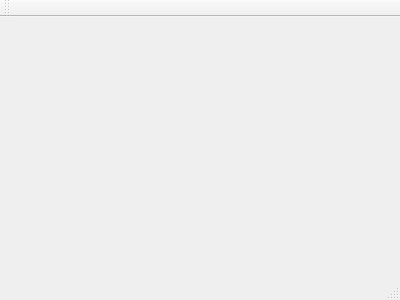
This is ToolKit/Source/MainWindow.ui in Jereq/Havenborough as Qt 5 draws it before an edit. The edited form follows.
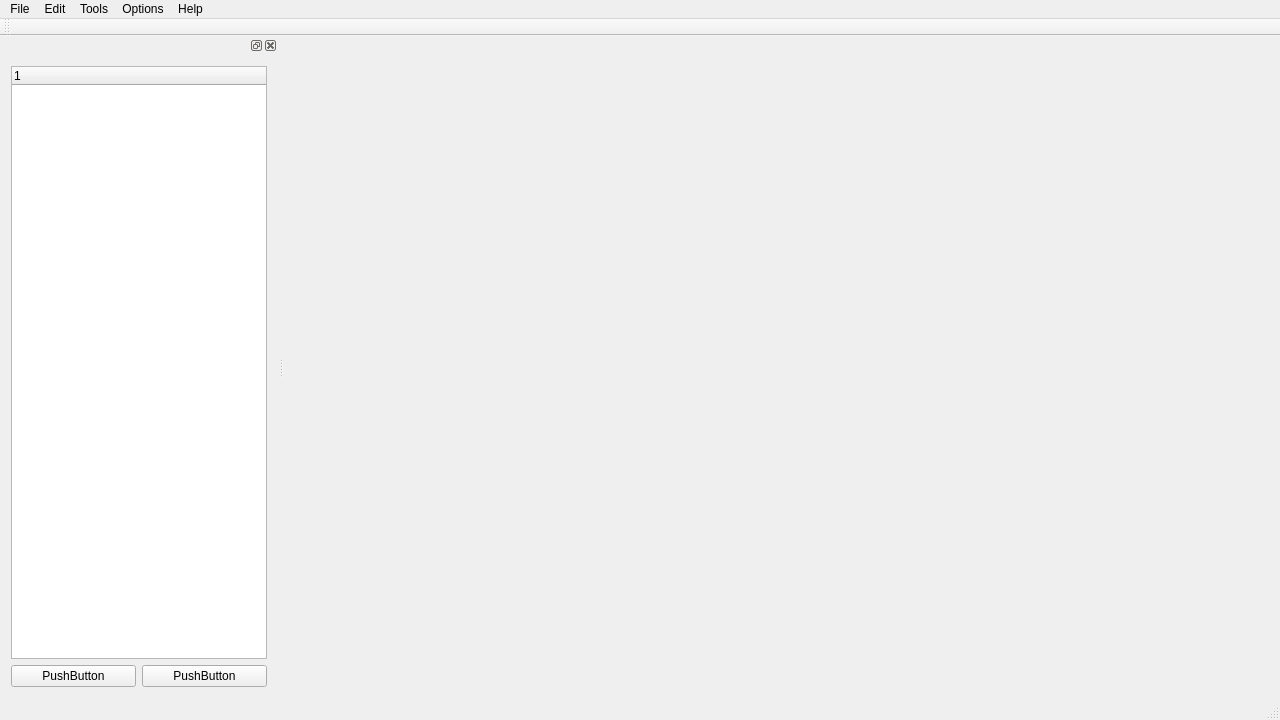
This is the edited form.

Commit message: Added Menu items, RenderWidget and dockable object tree

What changed in the file:
```diff
--- a/ToolKit/Source/MainWindow.ui
+++ b/ToolKit/Source/MainWindow.ui
@@ -1,24 +1,134 @@
 <ui version="4.0">
  <class>MainWindow</class>
- <widget class="QMainWindow" name="MainWindow" >
-  <property name="geometry" >
+ <widget class="QMainWindow" name="MainWindow">
+  <property name="geometry">
    <rect>
     <x>0</x>
     <y>0</y>
-    <width>400</width>
-    <height>300</height>
+    <width>1280</width>
+    <height>720</height>
    </rect>
   </property>
   <property name="windowTitle" >
    <string>MainWindow</string>
   </property>
-  <widget class="QMenuBar" name="menuBar" />
-  <widget class="QToolBar" name="mainToolBar" />
-  <widget class="QWidget" name="centralWidget" />
-  <widget class="QStatusBar" name="statusBar" />
+  <widget class="QWidget" name="centralWidget">
+   <widget class="QWidget" name="m_RenderWidget" native="true">
+    <property name="geometry">
+     <rect>
+      <x>500</x>
+      <y>110</y>
+      <width>521</width>
+      <height>401</height>
+     </rect>
+    </property>
+   </widget>
+  </widget>
+  <widget class="QMenuBar" name="menuBar">
+   <property name="geometry">
+    <rect>
+     <x>0</x>
+     <y>0</y>
+     <width>1280</width>
+     <height>21</height>
+    </rect>
+   </property>
+   <widget class="QMenu" name="menuFile">
+    <property name="title">
+     <string>File</string>
+    </property>
+    <addaction name="actionOpen"/>
+    <addaction name="actionSave"/>
+    <addaction name="actionExit"/>
+   </widget>
+   <widget class="QMenu" name="menuEdit">
+    <property name="title">
+     <string>Edit</string>
+    </property>
+   </widget>
+   <widget class="QMenu" name="menuTools">
+    <property name="title">
+     <string>Tools</string>
+    </property>
+   </widget>
+   <widget class="QMenu" name="menuOptions">
+    <property name="title">
+     <string>Options</string>
+    </property>
+   </widget>
+   <widget class="QMenu" name="menuHelp">
+    <property name="title">
+     <string>Help</string>
+    </property>
+   </widget>
+   <addaction name="menuFile"/>
+   <addaction name="menuEdit"/>
+   <addaction name="menuTools"/>
+   <addaction name="menuOptions"/>
+   <addaction name="menuHelp"/>
+  </widget>
+  <widget class="QToolBar" name="mainToolBar">
+   <attribute name="toolBarArea">
+    <enum>TopToolBarArea</enum>
+   </attribute>
+   <attribute name="toolBarBreak">
+    <bool>false</bool>
+   </attribute>
+  </widget>
+  <widget class="QStatusBar" name="statusBar"/>
+  <widget class="QDockWidget" name="dockWidget">
+   <attribute name="dockWidgetArea">
+    <number>1</number>
+   </attribute>
+   <widget class="QWidget" name="dockWidgetContents">
+    <layout class="QGridLayout" name="gridLayout">
+     <item row="0" column="0">
+      <widget class="QTreeWidget" name="treeWidget">
+       <column>
+        <property name="text">
+         <string notr="true">1</string>
+        </property>
+       </column>
+      </widget>
+     </item>
+     <item row="1" column="0">
+      <layout class="QHBoxLayout" name="horizontalLayout">
+       <item>
+        <widget class="QPushButton" name="pushButton">
+         <property name="text">
+          <string>PushButton</string>
+         </property>
+        </widget>
+       </item>
+       <item>
+        <widget class="QPushButton" name="pushButton_2">
+         <property name="text">
+          <string>PushButton</string>
+         </property>
+        </widget>
+       </item>
+      </layout>
+     </item>
+    </layout>
+   </widget>
+  </widget>
+  <action name="actionOpen">
+   <property name="text">
+    <string>Open</string>
+   </property>
+  </action>
+  <action name="actionSave">
+   <property name="text">
+    <string>Save</string>
+   </property>
+  </action>
+  <action name="actionExit">
+   <property name="text">
+    <string>Exit</string>
+   </property>
+  </action>
  </widget>
- <layoutDefault spacing="6" margin="11" />
- <pixmapfunction></pixmapfunction>
+ <layoutdefault spacing="6" margin="11"/>
  <resources/>
  <connections/>
 </ui>
```
Left out of the diff: 3 changed lines with no effect on the pictures.
